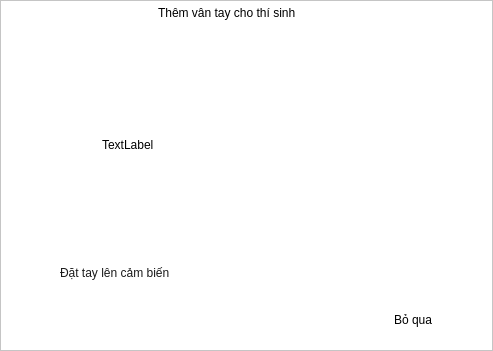
Qt form SettingScreen/Ui/CacBuocThemDuLieu/ThemVanTayThiSinh.ui (Lam-dev/TheoryFaceRecognition) before a commit.
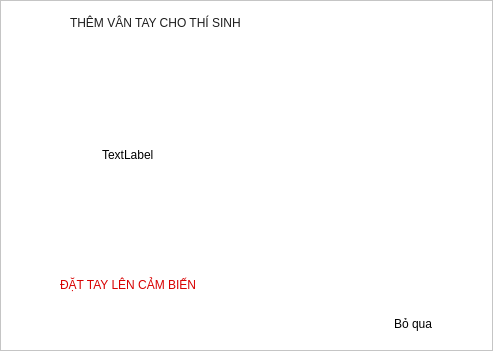
The same form after that commit.

Commit message: Them nhan dien van tay

What changed in the file:
```diff
--- a/SettingScreen/Ui/CacBuocThemDuLieu/ThemVanTayThiSinh.ui
+++ b/SettingScreen/Ui/CacBuocThemDuLieu/ThemVanTayThiSinh.ui
@@ -25,21 +25,25 @@
   <widget class="QLabel" name="label_ThemVanTayThiSinh">
    <property name="geometry">
     <rect>
-     <x>158</x>
-     <y>4</y>
-     <width>209</width>
-     <height>17</height>
+     <x>70</x>
+     <y>6</y>
+     <width>335</width>
+     <height>33</height>
     </rect>
    </property>
+   <property name="styleSheet">
+    <string notr="true">color: rgb(29, 29, 29);
+font: 57 bold 16pt &quot;Ubuntu&quot;;</string>
+   </property>
    <property name="text">
-    <string>Thêm vân tay cho thí sinh</string>
+    <string>THÊM VÂN TAY CHO THÍ SINH</string>
    </property>
   </widget>
   <widget class="QLabel" name="label_forShowIconAddFingerPrint">
    <property name="geometry">
     <rect>
      <x>102</x>
-     <y>40</y>
+     <y>50</y>
      <width>287</width>
      <height>209</height>
     </rect>
@@ -52,24 +56,24 @@
    <property name="geometry">
     <rect>
      <x>60</x>
-     <y>252</y>
+     <y>264</y>
      <width>375</width>
      <height>41</height>
     </rect>
    </property>
    <property name="styleSheet">
-    <string notr="true">color: rgb(26, 26, 26);
+    <string notr="true">color: rgb(216, 0, 0);
 font: 75 bold 14pt &quot;Ubuntu&quot;;</string>
    </property>
    <property name="text">
-    <string>Đặt tay lên cảm biến</string>
+    <string>ĐẶT TAY LÊN CẢM BIẾN</string>
    </property>
   </widget>
   <widget class="QLabel" name="label_skipAddFGP">
    <property name="geometry">
     <rect>
      <x>394</x>
-     <y>304</y>
+     <y>308</y>
      <width>85</width>
      <height>31</height>
     </rect>
```
The commit also changes 33 other files.
